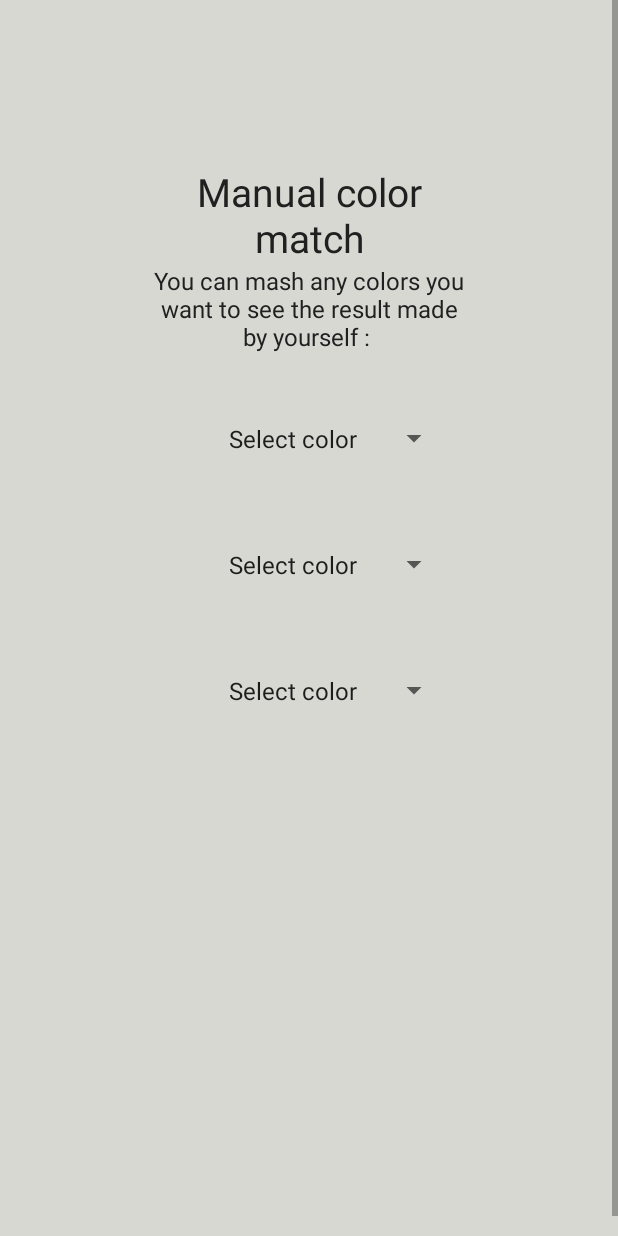
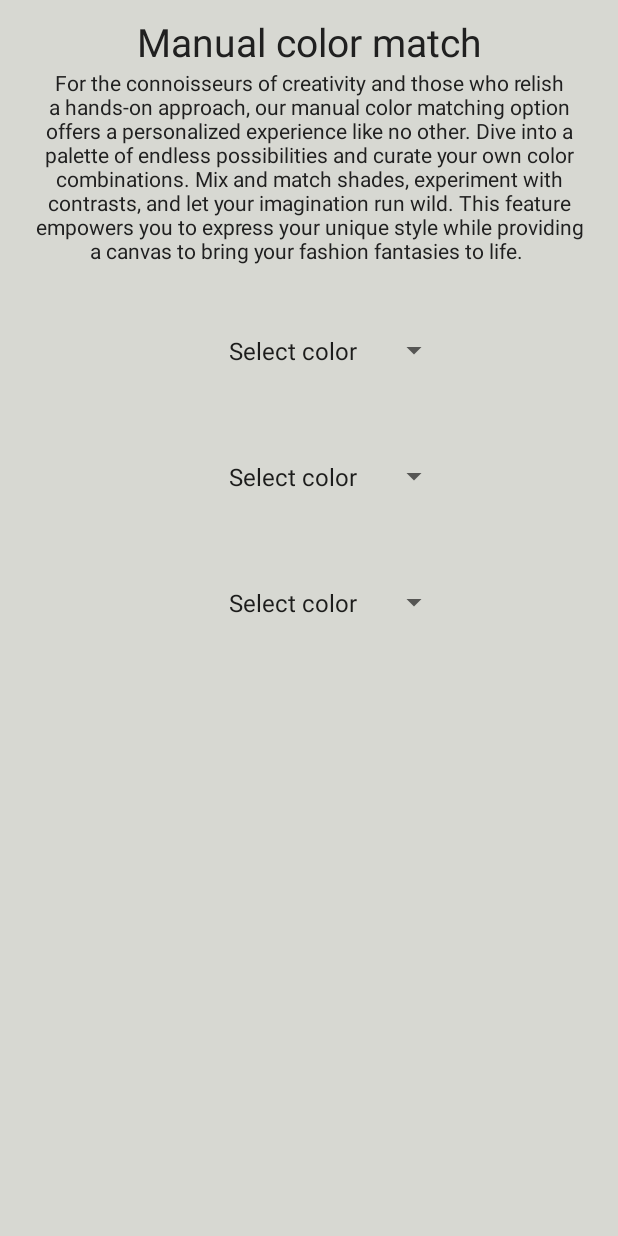
Before and after one commit to AlekseyChist/colorMatchApp, an Android app: the SelectionActivity screen opened directly, with no data from a screen before it, after a tap on "Self color match", on a phone screen of 412 x 824 dp. Run offline under Robolectric (Android 15) with nearby library versions, the phone set to English and light mode, and no system bars; Roboto replaces fonts that are not available here.

Commit message:
Починил мануал активити выбор цвета, изменил описание страничек с чата gpt

```diff
--- a/app/src/main/res/layout/activity_selection.xml
+++ b/app/src/main/res/layout/activity_selection.xml
@@ -29,7 +29,7 @@
             android:layout_below="@+id/app_name_heading"
             android:fontFamily="@font/arima_madurai_light"
             android:gravity="center"
-            android:text="This App will help you in your everyday routine of combining colors for your clothes. You can choose to color match yourself or to use a suggested color scheme we have developed. "
+            android:text="Welcome to the exciting world of fashion and style with our cutting-edge color matching app! Whether you're a fashionista searching for the ideal combination or simply someone who loves putting together stunning outfits, we've got you covered."
             android:textColor="#202020"
             android:textSize="14dp" />
 
--- a/app/src/main/res/layout/activity_self_color_match.xml
+++ b/app/src/main/res/layout/activity_self_color_match.xml
@@ -6,15 +6,15 @@
     android:background="#D7D8D2">
 
 
-    <RelativeLayout xmlns:android="http://schemas.android.com/apk/res/android"
+    <RelativeLayout
         android:layout_width="match_parent"
         android:layout_height="match_parent"
-        android:paddingBottom="100dp"
-        android:paddingLeft="100dp"
-        android:paddingRight="100dp"
-        android:paddingTop="100dp"
         android:clickable="true"
-        android:focusable="true">
+        android:focusable="true"
+        android:paddingLeft="20dp"
+        android:paddingTop="10dp"
+        android:paddingRight="20dp"
+        android:paddingBottom="1dp">
 
         <TextView
             android:id="@+id/self_color_activity_name_heading"
@@ -22,7 +22,6 @@
             android:layout_height="wrap_content"
             android:fontFamily="@font/arima_madurai_medium"
             android:gravity="center"
-            android:paddingTop="10dp"
             android:text="Manual color match"
             android:textColor="#202020"
             android:textSize="26dp" />
@@ -34,46 +33,50 @@
             android:layout_below="@+id/self_color_activity_name_heading"
             android:fontFamily="@font/arima_madurai_light"
             android:gravity="center"
-            android:text="You can mash any colors you want to see the result made by yourself : "
+            android:text="For the connoisseurs of creativity and those who relish a hands-on approach, our manual color matching option offers a personalized experience like no other. Dive into a palette of endless possibilities and curate your own color combinations. Mix and match shades, experiment with contrasts, and let your imagination run wild. This feature empowers you to express your unique style while providing a canvas to bring your fashion fantasies to life. "
             android:textColor="#202020"
-            android:textSize="16dp" />
+            android:textSize="14dp" />
 
         <Spinner
             android:id="@+id/selfcolorspinner"
-            android:layout_below="@+id/choice_explanation"
             android:layout_width="wrap_content"
             android:layout_height="wrap_content"
+            android:layout_below="@+id/choice_explanation"
             android:layout_centerHorizontal="true"
             android:layout_marginTop="40dp"
             android:clickable="true"
-            android:focusable="true"/>
+            android:focusable="true"
+            android:textAlignment="center" />
 
         <Spinner
             android:id="@+id/selfcolorspinner2"
-            android:layout_below="@+id/selfcolorspinner"
             android:layout_width="wrap_content"
             android:layout_height="wrap_content"
+            android:layout_below="@+id/selfcolorspinner"
             android:layout_centerHorizontal="true"
             android:layout_marginTop="50dp"
             android:clickable="true"
-            android:focusable="true"/>
+            android:focusable="true"
+            android:textAlignment="center" />
 
         <Spinner
             android:id="@+id/selfcolorspinner3"
-            android:layout_below="@+id/selfcolorspinner2"
             android:layout_width="wrap_content"
             android:layout_height="wrap_content"
+            android:layout_below="@+id/selfcolorspinner2"
             android:layout_centerHorizontal="true"
             android:layout_marginTop="50dp"
             android:clickable="true"
-            android:focusable="true"/>
+            android:focusable="true"
+            android:textAlignment="center" />
 
         <com.airbnb.lottie.LottieAnimationView
             android:id="@+id/buttonAnimationView"
-            android:layout_below="@+id/selfcolorspinner3"
             android:layout_width="250dp"
             android:layout_height="250dp"
+            android:layout_below="@+id/selfcolorspinner3"
             android:layout_gravity="center"
+            android:layout_marginLeft="40dp"
             android:layout_marginTop="10dp"
             app:lottie_autoPlay="true"
             app:lottie_loop="true"
```
Also changed, not shown: app/src/main/res/layout/activity_auto_color_match.xml (+8 -7 lines).
